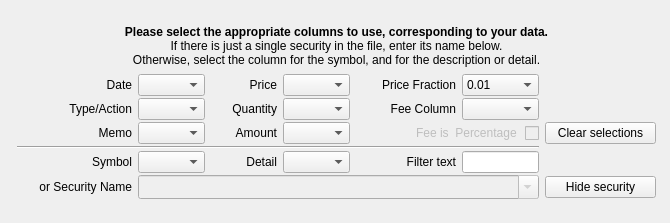
KDE/kmymoney, file kmymoney/plugins/csvimport/investmentwizardpage.ui: the form before one commit.
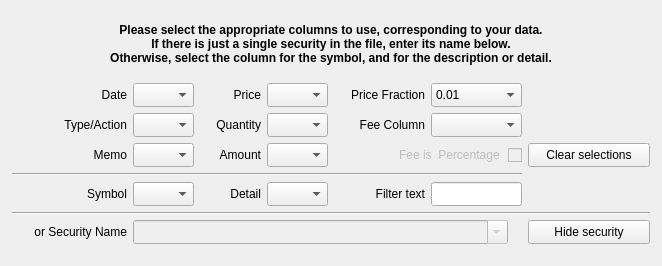
The form after the commit. Custom widgets are drawn as their Qt base class.

Commit message: CSV Plugin - Improve functionality across distros. Improve UI to display the whole of the file being imported, and smarten to avoid displaying split rows. Also, rework some areas of the code to avoid duplication and improve re-usability. In addition, the UI heading labels have been pruned, to simplify translation. They are still centered, but no longer HTML based.

```diff
--- a/kmymoney/plugins/csvimport/investmentwizardpage.ui
+++ b/kmymoney/plugins/csvimport/investmentwizardpage.ui
@@ -6,8 +6,8 @@
    <rect>
     <x>0</x>
     <y>0</y>
-    <width>670</width>
-    <height>223</height>
+    <width>662</width>
+    <height>266</height>
    </rect>
   </property>
   <property name="minimumSize">
@@ -19,7 +19,7 @@
   <property name="maximumSize">
    <size>
     <width>16777215</width>
-    <height>243</height>
+    <height>16777215</height>
    </size>
   </property>
   <property name="windowTitle">
@@ -27,7 +27,7 @@
   </property>
   <layout class="QGridLayout" name="gridLayout_2">
    <item row="0" column="0">
-    <layout class="QHBoxLayout" name="horizontalLayout" stretch="5,500,2">
+    <layout class="QHBoxLayout" name="horizontalLayout" stretch="1,500,1">
      <item>
       <spacer name="horizontalSpacer">
        <property name="orientation">
@@ -35,14 +35,14 @@
        </property>
        <property name="sizeHint" stdset="0">
         <size>
-         <width>40</width>
-         <height>20</height>
+         <width>13</width>
+         <height>243</height>
         </size>
        </property>
       </spacer>
      </item>
      <item>
-      <layout class="QVBoxLayout" name="verticalLayout" stretch="50,100">
+      <layout class="QVBoxLayout" name="verticalLayout" stretch="10,80">
        <item>
         <widget class="QLabel" name="label">
          <property name="sizePolicy">
@@ -57,204 +57,28 @@
            <height>50</height>
           </size>
          </property>
+         <property name="font">
+          <font>
+           <weight>75</weight>
+           <bold>true</bold>
+          </font>
+         </property>
          <property name="text">
-          <string>&lt;body style=&quot; font-family:'Sans Serif';font-size:9pt; font-weight:400; font-style:normal;&quot;&gt;
-&lt;p align=&quot;center&quot; &gt;&lt;span style=&quot; font-size:9pt; font-weight:600;&quot;&gt;Please select the appropriate columns to use, corresponding to your data.&lt;/span&gt;&lt;br /&gt;&lt;span style=&quot; font-size:9pt;&quot;&gt;If there is just a single security in the file, enter its name below.&lt;br /&gt;Otherwise, select the column for the symbol, and for the description or detail.&lt;/span&gt;&lt;/p&gt;&lt;/body&gt;</string>
+          <string>Please select the appropriate columns to use, corresponding to your data. 
+If there is just a single security in the file, enter its name below.
+Otherwise, select the column for the symbol, and for the description or detail.</string>
+         </property>
+         <property name="alignment">
+          <set>Qt::AlignCenter</set>
          </property>
         </widget>
        </item>
        <item>
-        <layout class="QGridLayout" name="gridLayout" rowstretch="9,9,9,3,9,9" columnstretch="23,12,12,12,20,14,20">
-         <property name="horizontalSpacing">
-          <number>6</number>
-         </property>
-         <property name="verticalSpacing">
-          <number>2</number>
-         </property>
-         <item row="0" column="2">
-          <widget class="QLabel" name="labelInv_price">
-           <property name="enabled">
-            <bool>true</bool>
-           </property>
-           <property name="minimumSize">
-            <size>
-             <width>50</width>
-             <height>0</height>
-            </size>
-           </property>
-           <property name="maximumSize">
-            <size>
-             <width>100</width>
-             <height>16777215</height>
-            </size>
-           </property>
-           <property name="accessibleName">
-            <string comment="column containing price field"/>
-           </property>
+        <layout class="QGridLayout" name="gridLayout" rowstretch="9,9,9,1,9,5,9" columnstretch="23,10,10,10,15,15,20">
+         <item row="4" column="2">
+          <widget class="QLabel" name="labelInv_detailCol">
            <property name="text">
-            <string>Price</string>
-           </property>
-           <property name="alignment">
-            <set>Qt::AlignRight|Qt::AlignTrailing|Qt::AlignVCenter</set>
-           </property>
-          </widget>
-         </item>
-         <item row="5" column="1" colspan="5">
-          <widget class="KComboBox" name="comboBoxInv_securityName">
-           <property name="enabled">
-            <bool>false</bool>
-           </property>
-           <property name="minimumSize">
-            <size>
-             <width>0</width>
-             <height>24</height>
-            </size>
-           </property>
-           <property name="maximumSize">
-            <size>
-             <width>16777215</width>
-             <height>16777215</height>
-            </size>
-           </property>
-           <property name="toolTip">
-            <string>&lt;p align=&quot;center&quot;&gt;Alternatively, if the file contains just a single security, enter its name here.
-The names are retained and may be selected from the list here.&lt;/p&gt;</string>
-           </property>
-           <property name="editable">
-            <bool>true</bool>
-           </property>
-           <property name="maxVisibleItems">
-            <number>12</number>
-           </property>
-           <property name="insertPolicy">
-            <enum>QComboBox::InsertAlphabetically</enum>
-           </property>
-           <property name="autoCompletion">
-            <bool>false</bool>
-           </property>
-          </widget>
-         </item>
-         <item row="5" column="6">
-          <widget class="KPushButton" name="buttonInv_hideSecurity">
-           <property name="minimumSize">
-            <size>
-             <width>100</width>
-             <height>0</height>
-            </size>
-           </property>
-           <property name="maximumSize">
-            <size>
-             <width>16777215</width>
-             <height>16777215</height>
-            </size>
-           </property>
-           <property name="toolTip">
-            <string>&lt;p align=&quot;center&quot;&gt;Remove security name from selection list. &lt;br&gt; It does not affect the underlying security itself.</string>
-           </property>
-           <property name="statusTip">
-            <string/>
-           </property>
-           <property name="text">
-            <string>Hide security</string>
-           </property>
-          </widget>
-         </item>
-         <item row="1" column="1">
-          <widget class="KComboBox" name="comboBoxInv_typeCol">
-           <property name="minimumSize">
-            <size>
-             <width>50</width>
-             <height>0</height>
-            </size>
-           </property>
-           <property name="toolTip">
-            <string>Select column containing investment type field.</string>
-           </property>
-           <property name="maxVisibleItems">
-            <number>12</number>
-           </property>
-          </widget>
-         </item>
-         <item row="1" column="2">
-          <widget class="QLabel" name="labelInv_quantity">
-           <property name="enabled">
-            <bool>true</bool>
-           </property>
-           <property name="accessibleName">
-            <string comment="column containing quantity field"/>
-           </property>
-           <property name="text">
-            <string>Quantity</string>
-           </property>
-           <property name="alignment">
-            <set>Qt::AlignRight|Qt::AlignTrailing|Qt::AlignVCenter</set>
-           </property>
-          </widget>
-         </item>
-         <item row="4" column="3">
-          <widget class="KComboBox" name="comboBoxInv_detailCol">
-           <property name="minimumSize">
-            <size>
-             <width>50</width>
-             <height>0</height>
-            </size>
-           </property>
-           <property name="toolTip">
-            <string>&lt;p align=&quot;center&quot; &gt;If a descriptive column contains an activity type, select it here.&lt;br /&gt; See also Filter text field.&lt;/p&gt;</string>
-           </property>
-          </widget>
-         </item>
-         <item row="4" column="4">
-          <widget class="QLabel" name="labelInv_FilterText">
-           <property name="minimumSize">
-            <size>
-             <width>80</width>
-             <height>0</height>
-            </size>
-           </property>
-           <property name="text">
-            <string>Filter text</string>
-           </property>
-           <property name="alignment">
-            <set>Qt::AlignRight|Qt::AlignTrailing|Qt::AlignVCenter</set>
-           </property>
-          </widget>
-         </item>
-         <item row="4" column="5">
-          <widget class="KLineEdit" name="lineEdit_filter">
-           <property name="minimumSize">
-            <size>
-             <width>50</width>
-             <height>0</height>
-            </size>
-           </property>
-           <property name="toolTip">
-            <string>&lt;p align=&quot;center&quot;&gt;If the Detail column has an activity type prefixed by a standard text, enter the text here. For instance, if a field contains, say,&lt;br/&gt; 'type: dividend', enter 'type: '.&lt;/p&gt;</string>
-           </property>
-           <property name="trapEnterKeyEvent" stdset="0">
-            <bool>true</bool>
-           </property>
-          </widget>
-         </item>
-         <item row="5" column="0">
-          <widget class="QLabel" name="labelInv_security">
-           <property name="minimumSize">
-            <size>
-             <width>100</width>
-             <height>20</height>
-            </size>
-           </property>
-           <property name="maximumSize">
-            <size>
-             <width>115</width>
-             <height>20</height>
-            </size>
-           </property>
-           <property name="accessibleName">
-            <string comment="name of security"/>
-           </property>
-           <property name="text">
-            <string>or Security Name</string>
+            <string>Detail</string>
            </property>
            <property name="alignment">
             <set>Qt::AlignRight|Qt::AlignTrailing|Qt::AlignVCenter</set>
@@ -274,12 +98,28 @@
            </property>
           </widget>
          </item>
+         <item row="1" column="3">
+          <widget class="KComboBox" name="comboBoxInv_quantityCol">
+           <property name="minimumSize">
+            <size>
+             <width>50</width>
+             <height>24</height>
+            </size>
+           </property>
+           <property name="toolTip">
+            <string>Select column containing quantity field.</string>
+           </property>
+           <property name="maxVisibleItems">
+            <number>12</number>
+           </property>
+          </widget>
+         </item>
          <item row="2" column="3">
           <widget class="KComboBox" name="comboBoxInv_amountCol">
            <property name="minimumSize">
             <size>
              <width>50</width>
-             <height>0</height>
+             <height>24</height>
             </size>
            </property>
            <property name="toolTip">
@@ -295,7 +135,7 @@
            <property name="minimumSize">
             <size>
              <width>50</width>
-             <height>0</height>
+             <height>24</height>
             </size>
            </property>
            <property name="toolTip">
@@ -308,66 +148,12 @@
            </property>
           </widget>
          </item>
-         <item row="2" column="4" colspan="2">
-          <widget class="QCheckBox" name="checkBoxInv_feeType">
-           <property name="enabled">
-            <bool>false</bool>
-           </property>
-           <property name="minimumSize">
-            <size>
-             <width>0</width>
-             <height>0</height>
-            </size>
-           </property>
-           <property name="toolTip">
-            <string>Check box if any fee is a percentage figure rather than a value.</string>
-           </property>
-           <property name="accessibleName">
-            <string comment="select if fee is a percentage (not value)"/>
-           </property>
-           <property name="layoutDirection">
-            <enum>Qt::RightToLeft</enum>
-           </property>
-           <property name="text">
-            <string comment="select if fee is a percentage (not value)">Fee is  Percentage </string>
-           </property>
-          </widget>
-         </item>
-         <item row="2" column="6">
-          <widget class="KPushButton" name="button_clear">
-           <property name="minimumSize">
-            <size>
-             <width>100</width>
-             <height>0</height>
-            </size>
-           </property>
-           <property name="toolTip">
-            <string>Clear selected column entries.</string>
-           </property>
-           <property name="text">
-            <string comment="verb, to clear selected columns">Clear selections</string>
-           </property>
-          </widget>
-         </item>
-         <item row="1" column="0">
-          <widget class="QLabel" name="labelInv_type">
-           <property name="accessibleName">
-            <string comment="column containing investment type/action field"/>
-           </property>
-           <property name="text">
-            <string comment="column containing investment type/action field">Type/Action</string>
-           </property>
-           <property name="alignment">
-            <set>Qt::AlignRight|Qt::AlignTrailing|Qt::AlignVCenter</set>
-           </property>
-          </widget>
-         </item>
-         <item row="1" column="3">
-          <widget class="KComboBox" name="comboBoxInv_quantityCol">
+         <item row="0" column="1">
+          <widget class="KComboBox" name="comboBoxInv_dateCol">
            <property name="minimumSize">
             <size>
              <width>50</width>
-             <height>0</height>
+             <height>24</height>
             </size>
            </property>
            <property name="toolTip">
@@ -378,13 +164,16 @@
            </property>
           </widget>
          </item>
-         <item row="2" column="0">
-          <widget class="QLabel" name="labelInv_memo">
+         <item row="1" column="2">
+          <widget class="QLabel" name="labelInv_quantity">
+           <property name="enabled">
+            <bool>true</bool>
+           </property>
            <property name="accessibleName">
             <string comment="column containing memo field"/>
            </property>
            <property name="text">
-            <string>Memo</string>
+            <string>Quantity</string>
            </property>
            <property name="alignment">
             <set>Qt::AlignRight|Qt::AlignTrailing|Qt::AlignVCenter</set>
@@ -407,28 +196,12 @@
            </property>
           </widget>
          </item>
-         <item row="0" column="1">
-          <widget class="KComboBox" name="comboBoxInv_dateCol">
-           <property name="minimumSize">
-            <size>
-             <width>50</width>
-             <height>0</height>
-            </size>
-           </property>
-           <property name="toolTip">
-            <string>Select column containing date field.</string>
-           </property>
-           <property name="maxVisibleItems">
-            <number>12</number>
-           </property>
-          </widget>
-         </item>
          <item row="2" column="1">
           <widget class="KComboBox" name="comboBoxInv_memoCol">
            <property name="minimumSize">
             <size>
              <width>50</width>
-             <height>0</height>
+             <height>24</height>
             </size>
            </property>
            <property name="toolTip">
@@ -439,20 +212,45 @@
            </property>
           </widget>
          </item>
-         <item row="0" column="0">
-          <widget class="QLabel" name="labelInv_date">
+         <item row="0" column="5">
+          <widget class="KComboBox" name="comboBoxInv_priceFraction">
+           <property name="minimumSize">
+            <size>
+             <width>50</width>
+             <height>24</height>
+            </size>
+           </property>
            <property name="toolTip">
             <string comment="verb, Select column containing date field">Select column containing date field</string>
            </property>
            <property name="accessibleName">
             <string comment="column containing date field"/>
            </property>
-           <property name="text">
-            <string>Date</string>
-           </property>
-           <property name="alignment">
-            <set>Qt::AlignRight|Qt::AlignTrailing|Qt::AlignVCenter</set>
-           </property>
+           <item>
+            <property name="text">
+             <string>0.01</string>
+            </property>
+           </item>
+           <item>
+            <property name="text">
+             <string>0.10</string>
+            </property>
+           </item>
+           <item>
+            <property name="text">
+             <string>1</string>
+            </property>
+           </item>
+           <item>
+            <property name="text">
+             <string>10</string>
+            </property>
+           </item>
+           <item>
+            <property name="text">
+             <string>100</string>
+            </property>
+           </item>
           </widget>
          </item>
          <item row="0" column="3">
@@ -460,7 +258,7 @@
            <property name="minimumSize">
             <size>
              <width>50</width>
-             <height>0</height>
+             <height>24</height>
             </size>
            </property>
            <property name="toolTip">
@@ -471,12 +269,142 @@
            </property>
           </widget>
          </item>
+         <item row="5" column="0" colspan="7">
+          <widget class="Line" name="line_2">
+           <property name="minimumSize">
+            <size>
+             <width>620</width>
+             <height>2</height>
+            </size>
+           </property>
+           <property name="orientation">
+            <enum>Qt::Horizontal</enum>
+           </property>
+          </widget>
+         </item>
+         <item row="6" column="6">
+          <widget class="KPushButton" name="buttonInv_hideSecurity">
+           <property name="minimumSize">
+            <size>
+             <width>100</width>
+             <height>24</height>
+            </size>
+           </property>
+           <property name="maximumSize">
+            <size>
+             <width>16777215</width>
+             <height>16777215</height>
+            </size>
+           </property>
+           <property name="toolTip">
+            <string>&lt;p align=&quot;center&quot;&gt;Remove security name from selection list. &lt;br&gt; It does not affect the underlying security itself.</string>
+           </property>
+           <property name="statusTip">
+            <string/>
+           </property>
+           <property name="text">
+            <string>Hide security</string>
+           </property>
+          </widget>
+         </item>
+         <item row="3" column="0" colspan="6">
+          <widget class="Line" name="line">
+           <property name="orientation">
+            <enum>Qt::Horizontal</enum>
+           </property>
+          </widget>
+         </item>
+         <item row="1" column="0">
+          <widget class="QLabel" name="labelInv_type">
+           <property name="accessibleName">
+            <string comment="column containing investment type/action field"/>
+           </property>
+           <property name="text">
+            <string comment="column containing investment type/action field">Type/Action</string>
+           </property>
+           <property name="alignment">
+            <set>Qt::AlignRight|Qt::AlignTrailing|Qt::AlignVCenter</set>
+           </property>
+          </widget>
+         </item>
+         <item row="4" column="5">
+          <widget class="KLineEdit" name="lineEdit_filter">
+           <property name="minimumSize">
+            <size>
+             <width>50</width>
+             <height>24</height>
+            </size>
+           </property>
+           <property name="toolTip">
+            <string>&lt;p align=&quot;center&quot;&gt;If the Detail column has an activity type prefixed by a standard text, enter the text here. For instance, if a field contains, say,&lt;br/&gt; 'type: dividend', enter 'type: '.&lt;/p&gt;</string>
+           </property>
+           <property name="trapEnterKeyEvent" stdset="0">
+            <bool>true</bool>
+           </property>
+          </widget>
+         </item>
+         <item row="2" column="6">
+          <widget class="KPushButton" name="button_clear">
+           <property name="minimumSize">
+            <size>
+             <width>100</width>
+             <height>24</height>
+            </size>
+           </property>
+           <property name="toolTip">
+            <string>Clear selected column entries.</string>
+           </property>
+           <property name="text">
+            <string comment="verb, to clear selected columns">Clear selections</string>
+           </property>
+          </widget>
+         </item>
+         <item row="6" column="1" colspan="5">
+          <widget class="KComboBox" name="comboBoxInv_securityName">
+           <property name="enabled">
+            <bool>false</bool>
+           </property>
+           <property name="minimumSize">
+            <size>
+             <width>0</width>
+             <height>24</height>
+            </size>
+           </property>
+           <property name="maximumSize">
+            <size>
+             <width>375</width>
+             <height>16777215</height>
+            </size>
+           </property>
+           <property name="font">
+            <font>
+             <pointsize>9</pointsize>
+            </font>
+           </property>
+           <property name="toolTip">
+            <string>&lt;p align=&quot;center&quot;&gt;Alternatively, if the file contains just a single security, enter its name here. 
+The names are retained and may be selected from the list here.&lt;/p&gt;</string>
+           </property>
+           <property name="editable">
+            <bool>true</bool>
+           </property>
+           <property name="maxVisibleItems">
+            <number>12</number>
+           </property>
+           <property name="insertPolicy">
+            <enum>QComboBox::InsertAlphabetically</enum>
+           </property>
+           <property name="autoCompletion">
+            <bool>false</bool>
+           </property>
+          </widget>
+         </item>
          <item row="4" column="1">
           <widget class="KComboBox" name="comboBoxInv_symbolCol">
            <property name="minimumSize">
             <size>
              <width>50</width>
-             <height>0</height>
+             <height>24</height>
             </size>
            </property>
            <property name="toolTip">
@@ -484,33 +412,6 @@
            </property>
           </widget>
          </item>
-         <item row="4" column="2">
-          <widget class="QLabel" name="labelInv_detailCol">
-           <property name="text">
-            <string>Detail</string>
-           </property>
-           <property name="alignment">
-            <set>Qt::AlignRight|Qt::AlignTrailing|Qt::AlignVCenter</set>
-           </property>
-          </widget>
-         </item>
-         <item row="3" column="0" colspan="6">
-          <widget class="Line" name="line">
-           <property name="orientation">
-            <enum>Qt::Horizontal</enum>
-           </property>
-          </widget>
-         </item>
-         <item row="4" column="0">
-          <widget class="QLabel" name="labelInv_symbolCol">
-           <property name="text">
-            <string>Symbol</string>
-           </property>
-           <property name="alignment">
-            <set>Qt::AlignRight|Qt::AlignTrailing|Qt::AlignVCenter</set>
-           </property>
-          </widget>
-         </item>
          <item row="0" column="4">
           <widget class="QLabel" name="labelInv_priceFraction">
            <property name="minimumSize">
@@ -536,45 +437,166 @@
            </property>
           </widget>
          </item>
-         <item row="0" column="5">
-          <widget class="KComboBox" name="comboBoxInv_priceFraction">
+         <item row="0" column="2">
+          <widget class="QLabel" name="labelInv_price">
+           <property name="enabled">
+            <bool>true</bool>
+           </property>
            <property name="minimumSize">
             <size>
              <width>50</width>
              <height>0</height>
             </size>
            </property>
+           <property name="maximumSize">
+            <size>
+             <width>100</width>
+             <height>16777215</height>
+            </size>
+           </property>
+           <property name="accessibleName">
+            <string comment="column containing price field"/>
+           </property>
+           <property name="text">
+            <string>Price</string>
+           </property>
+           <property name="alignment">
+            <set>Qt::AlignRight|Qt::AlignTrailing|Qt::AlignVCenter</set>
+           </property>
+          </widget>
+         </item>
+         <item row="4" column="0">
+          <widget class="QLabel" name="labelInv_symbolCol">
+           <property name="text">
+            <string>Symbol</string>
+           </property>
+           <property name="alignment">
+            <set>Qt::AlignRight|Qt::AlignTrailing|Qt::AlignVCenter</set>
+           </property>
+          </widget>
+         </item>
+         <item row="4" column="3">
+          <widget class="KComboBox" name="comboBoxInv_detailCol">
+           <property name="minimumSize">
+            <size>
+             <width>50</width>
+             <height>24</height>
+            </size>
+           </property>
            <property name="toolTip">
-            <string>&lt;p align=&quot;center&quot;&gt;If necessary, select a fraction/multiplier for compatibility between imported and stored prices. For instance, if the import price is in cents but the file is priced in dollars, select 0.01.&lt;/p&gt;&lt;/body&gt;</string>
+            <string>&lt;p align=&quot;center&quot; &gt;If a descriptive column contains an activity type, select it here.&lt;br /&gt; See also Filter text field.&lt;/p&gt;</string>
+           </property>
+          </widget>
+         </item>
+         <item row="0" column="0">
+          <widget class="QLabel" name="labelInv_date">
+           <property name="toolTip">
+            <string comment="verb, Select column containing date field">Select column containing date field</string>
+           </property>
+           <property name="accessibleName">
+            <string comment="column containing date field"/>
+           </property>
+           <property name="text">
+            <string>Date</string>
+           </property>
+           <property name="alignment">
+            <set>Qt::AlignRight|Qt::AlignTrailing|Qt::AlignVCenter</set>
+           </property>
+          </widget>
+         </item>
+         <item row="4" column="4">
+          <widget class="QLabel" name="labelInv_FilterText">
+           <property name="minimumSize">
+            <size>
+             <width>80</width>
+             <height>0</height>
+            </size>
+           </property>
+           <property name="text">
+            <string>Filter text</string>
+           </property>
+           <property name="alignment">
+            <set>Qt::AlignRight|Qt::AlignTrailing|Qt::AlignVCenter</set>
+           </property>
+          </widget>
+         </item>
+         <item row="6" column="0">
+          <widget class="QLabel" name="labelInv_security">
+           <property name="minimumSize">
+            <size>
+             <width>100</width>
+             <height>20</height>
+            </size>
+           </property>
+           <property name="maximumSize">
+            <size>
+             <width>115</width>
+             <height>20</height>
+            </size>
+           </property>
+           <property name="accessibleName">
+            <string comment="name of security"/>
+           </property>
+           <property name="text">
+            <string>or Security Name</string>
+           </property>
+           <property name="alignment">
+            <set>Qt::AlignRight|Qt::AlignTrailing|Qt::AlignVCenter</set>
+           </property>
+          </widget>
+         </item>
+         <item row="2" column="0">
+          <widget class="QLabel" name="labelInv_memo">
+           <property name="accessibleName">
+            <string comment="column containing memo field"/>
+           </property>
+           <property name="text">
+            <string>Memo</string>
+           </property>
+           <property name="alignment">
+            <set>Qt::AlignRight|Qt::AlignTrailing|Qt::AlignVCenter</set>
+           </property>
+          </widget>
+         </item>
+         <item row="1" column="1">
+          <widget class="KComboBox" name="comboBoxInv_typeCol">
+           <property name="minimumSize">
+            <size>
+             <width>50</width>
+             <height>24</height>
+            </size>
+           </property>
+           <property name="toolTip">
+            <string>Select column containing investment type field.</string>
            </property>
            <property name="maxVisibleItems">
             <number>5</number>
            </property>
-           <item>
-            <property name="text">
-             <string>0.01</string>
-            </property>
-           </item>
-           <item>
-            <property name="text">
-             <string>0.10</string>
-            </property>
-           </item>
-           <item>
-            <property name="text">
-             <string>1</string>
-            </property>
-           </item>
-           <item>
-            <property name="text">
-             <string>10</string>
-            </property>
-           </item>
-           <item>
-            <property name="text">
-             <string>100</string>
-            </property>
-           </item>
+          </widget>
+         </item>
+         <item row="2" column="4" colspan="2">
+          <widget class="QCheckBox" name="checkBoxInv_feeType">
+           <property name="enabled">
+            <bool>false</bool>
+           </property>
+           <property name="minimumSize">
+            <size>
+             <width>0</width>
+             <height>0</height>
+            </size>
+           </property>
+           <property name="toolTip">
+            <string>Check box if any fee is a percentage figure rather than a value.</string>
+           </property>
+           <property name="accessibleName">
+            <string comment="select if fee is a percentage (not value)"/>
+           </property>
+           <property name="layoutDirection">
+            <enum>Qt::RightToLeft</enum>
+           </property>
+           <property name="text">
+            <string comment="select if fee is a percentage (not value)">Fee is  Percentage </string>
+           </property>
           </widget>
          </item>
         </layout>
@@ -588,8 +610,8 @@
        </property>
        <property name="sizeHint" stdset="0">
         <size>
-         <width>40</width>
-         <height>20</height>
+         <width>13</width>
+         <height>243</height>
         </size>
        </property>
       </spacer>
```
Left out of the diff: 16 changed lines with no effect on the pictures. The commit also changes 17 other files.
